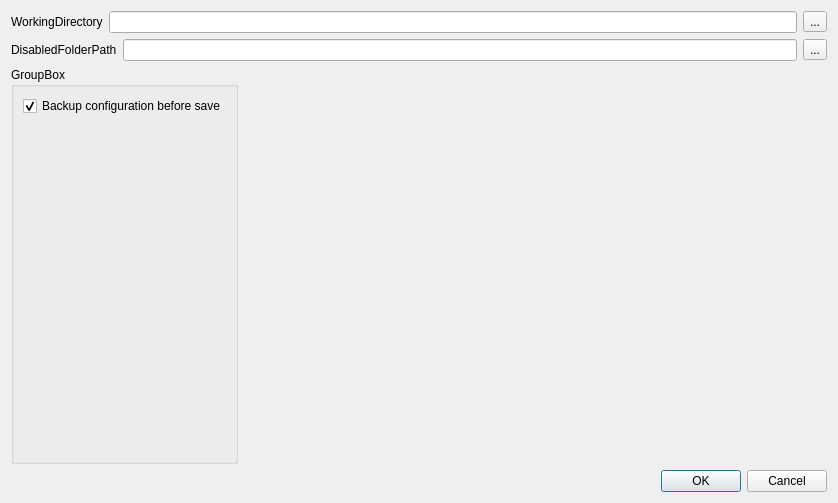
The window that src/settingsform.ui (GentooXativa/KubeConfigManager) describes before a commit, drawn with Qt 5.
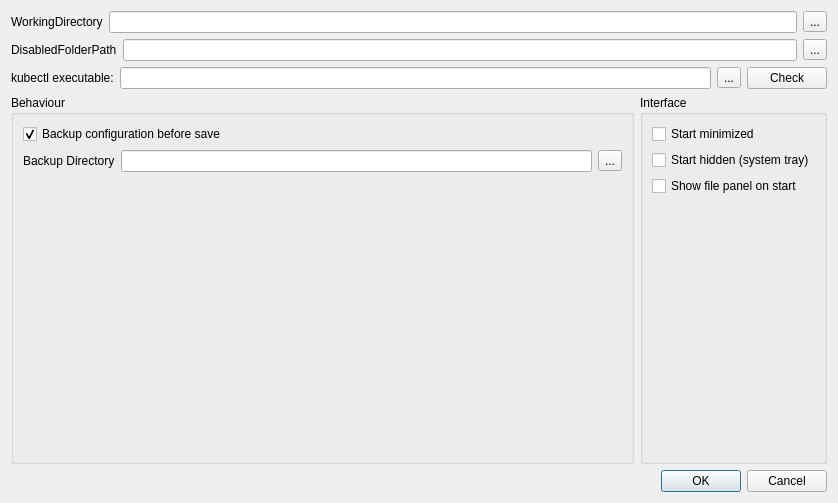
The same window after the commit. Icons and pictures are not drawn.

The edit to the form file:
```diff
--- a/src/settingsform.ui
+++ b/src/settingsform.ui
@@ -13,8 +13,8 @@
   <property name="windowTitle">
    <string>Dialog</string>
   </property>
-  <layout class="QVBoxLayout" name="verticalLayout_2">
-   <item>
+  <layout class="QGridLayout" name="gridLayout">
+   <item row="0" column="0">
     <layout class="QHBoxLayout" name="horizontalLayout">
      <item>
       <widget class="QLabel" name="labelWorkingDirectory">
@@ -36,13 +36,14 @@
         <string>...</string>
        </property>
        <property name="icon">
-        <iconset theme="system-search"/>
+        <iconset theme="system-search">
+         <normaloff>.</normaloff>.</iconset>
        </property>
       </widget>
      </item>
     </layout>
    </item>
-   <item>
+   <item row="1" column="0">
     <layout class="QHBoxLayout" name="horizontalLayout_2">
      <item>
       <widget class="QLabel" name="labelDisabledFolderPath">
@@ -64,20 +65,61 @@
         <string>...</string>
        </property>
        <property name="icon">
-        <iconset theme="system-search"/>
+        <iconset theme="system-search">
+         <normaloff>.</normaloff>.</iconset>
        </property>
       </widget>
      </item>
     </layout>
    </item>
-   <item>
-    <layout class="QHBoxLayout" name="horizontalLayout_4">
+   <item row="2" column="0">
+    <layout class="QHBoxLayout" name="horizontalLayout_5">
      <item>
-      <widget class="QGroupBox" name="groupBox">
+      <widget class="QLabel" name="labelKubeCtlPath">
+       <property name="text">
+        <string>kubectl executable:</string>
+       </property>
+      </widget>
+     </item>
+     <item>
+      <widget class="QLineEdit" name="lineEditKubeCtlPath">
+       <property name="readOnly">
+        <bool>true</bool>
+       </property>
+      </widget>
+     </item>
+     <item>
+      <widget class="QToolButton" name="toolButtonKubeCtlPath">
+       <property name="text">
+        <string>...</string>
+       </property>
+       <property name="icon">
+        <iconset theme="system-search">
+         <normaloff>.</normaloff>.</iconset>
+       </property>
+      </widget>
+     </item>
+     <item>
+      <widget class="QPushButton" name="pushButtonKubeCtlCheck">
+       <property name="text">
+        <string>Check</string>
+       </property>
+       <property name="icon">
+        <iconset theme="help-contents">
+         <normaloff>.</normaloff>.</iconset>
+       </property>
+      </widget>
+     </item>
+    </layout>
+   </item>
+   <item row="3" column="0">
+    <layout class="QHBoxLayout" name="horizontalLayout_6">
+     <item>
+      <widget class="QGroupBox" name="groupBoxBehaviour">
        <property name="title">
-        <string>GroupBox</string>
+        <string>Behaviour</string>
        </property>
-       <layout class="QVBoxLayout" name="verticalLayout">
+       <layout class="QVBoxLayout" name="verticalLayout_2">
         <item>
          <widget class="QCheckBox" name="checkBoxBackupConfig">
           <property name="text">
@@ -88,6 +130,35 @@
           </property>
          </widget>
         </item>
+        <item>
+         <layout class="QHBoxLayout" name="horizontalLayout_4">
+          <item>
+           <widget class="QLabel" name="labelConfigBackupDirectory">
+            <property name="text">
+             <string>Backup Directory</string>
+            </property>
+           </widget>
+          </item>
+          <item>
+           <widget class="QLineEdit" name="lineConfigBackupDirectory">
+            <property name="readOnly">
+             <bool>true</bool>
+            </property>
+           </widget>
+          </item>
+          <item>
+           <widget class="QToolButton" name="toolButtonConfigBackupDirectory">
+            <property name="text">
+             <string>...</string>
+            </property>
+            <property name="icon">
+             <iconset theme="system-search">
+              <normaloff>.</normaloff>.</iconset>
+            </property>
+           </widget>
+          </item>
+         </layout>
+        </item>
         <item>
          <spacer name="verticalSpacer">
           <property name="orientation">
@@ -96,7 +167,7 @@
           <property name="sizeHint" stdset="0">
            <size>
             <width>20</width>
-            <height>319</height>
+            <height>256</height>
            </size>
           </property>
          </spacer>
@@ -105,21 +176,51 @@
       </widget>
      </item>
      <item>
-      <spacer name="horizontalSpacer_2">
-       <property name="orientation">
-        <enum>Qt::Horizontal</enum>
+      <widget class="QGroupBox" name="groupBoxBehaviour_2">
+       <property name="title">
+        <string>Interface</string>
        </property>
-       <property name="sizeHint" stdset="0">
-        <size>
-         <width>40</width>
-         <height>20</height>
-        </size>
-       </property>
-      </spacer>
+       <layout class="QVBoxLayout" name="verticalLayout">
+        <item>
+         <widget class="QCheckBox" name="checkBoxStartMinimized">
+          <property name="text">
+           <string>Start minimized</string>
+          </property>
+         </widget>
+        </item>
+        <item>
+         <widget class="QCheckBox" name="checkBoxStartHidden">
+          <property name="text">
+           <string>Start hidden (system tray)</string>
+          </property>
+         </widget>
+        </item>
+        <item>
+         <widget class="QCheckBox" name="checkBoxShowFilePanel">
+          <property name="text">
+           <string>Show file panel on start</string>
+          </property>
+         </widget>
+        </item>
+        <item>
+         <spacer name="verticalSpacer_2">
+          <property name="orientation">
+           <enum>Qt::Vertical</enum>
+          </property>
+          <property name="sizeHint" stdset="0">
+           <size>
+            <width>20</width>
+            <height>261</height>
+           </size>
+          </property>
+         </spacer>
+        </item>
+       </layout>
+      </widget>
      </item>
     </layout>
    </item>
-   <item>
+   <item row="4" column="0">
     <layout class="QHBoxLayout" name="horizontalLayout_3">
      <item>
       <spacer name="horizontalSpacer">
```
